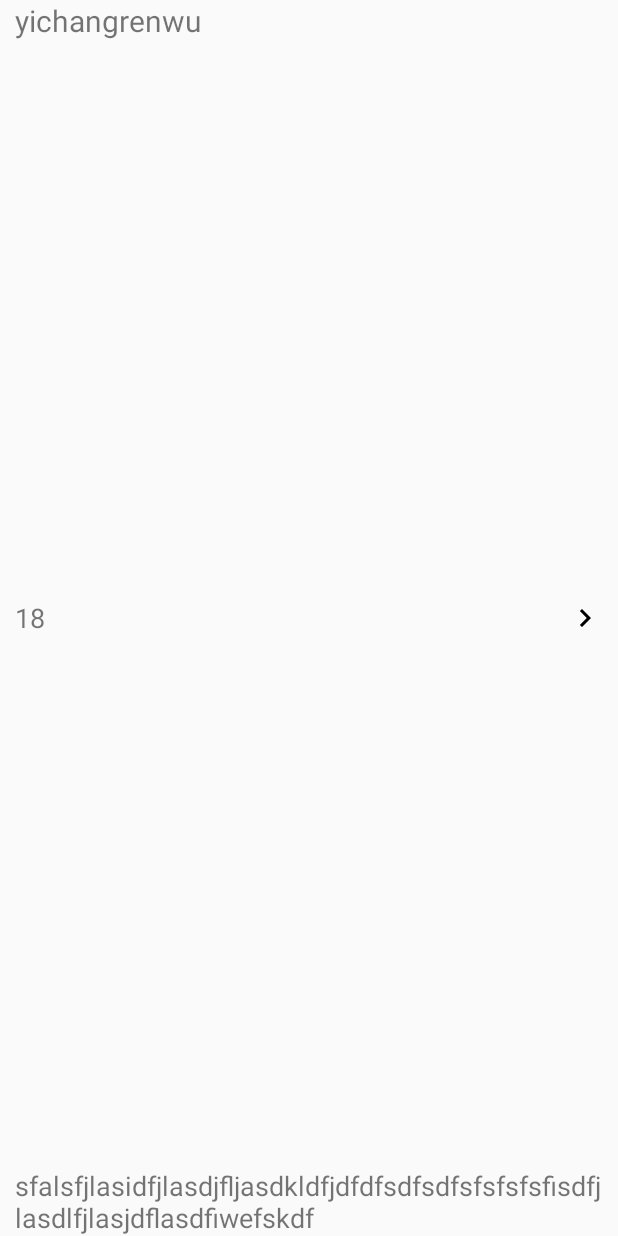
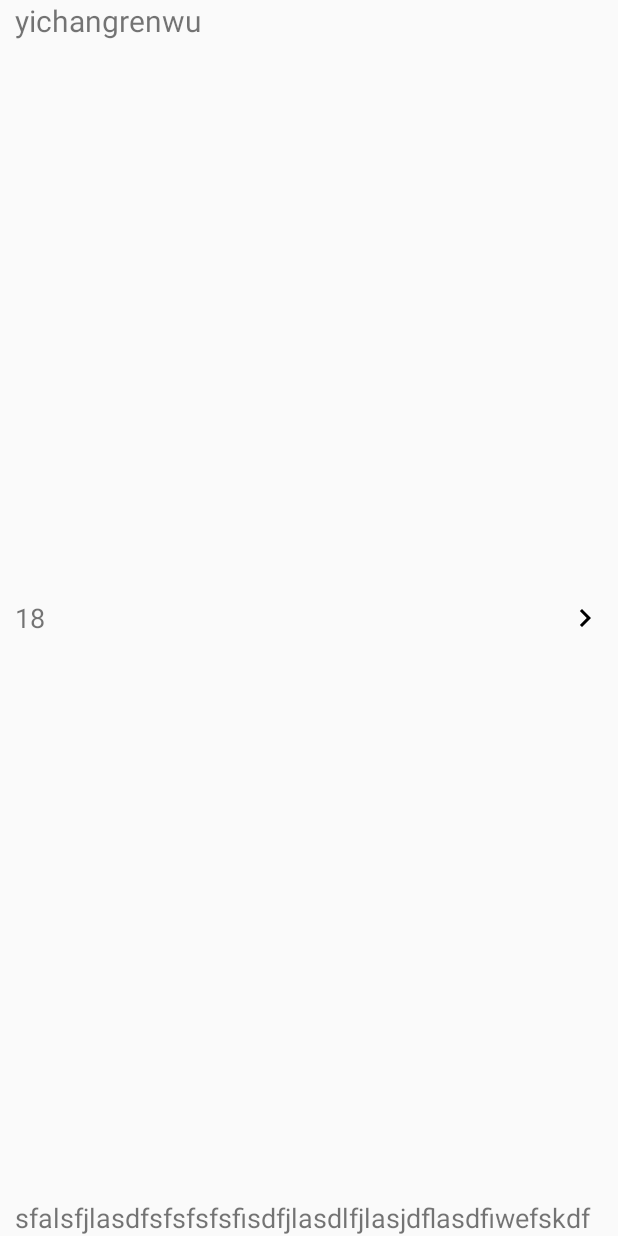
Before and after one commit to timlei138/BankSafeBao, an Android app: the layout layout_taskgroup.xml on its own in the app's theme, with its tools: preview values and no code run, on a phone screen of 412 x 824 dp. Run offline under Robolectric (Android 15) with nearby library versions, the phone set to English and light mode, and no system bars.

Commit message:
add some code

```diff
--- a/app/src/main/java/com/android/bsb/data/remote/NetComm.java
+++ b/app/src/main/java/com/android/bsb/data/remote/NetComm.java
@@ -3,9 +3,9 @@ package com.android.bsb.data.remote;
 public class NetComm {
 
     //test
-    public static final String HOST_NAME = "http://mock-api.com/4jzArZgk.mock/";
+    //public static final String HOST_NAME = "http://mock-api.com/4jzArZgk.mock/";
 
-    //public static final String HOST_NAME = "http://26097d23.all123.net:8888/sectem/";
+    public static final String HOST_NAME = "http://26097d23.all123.net:8888/sectem/";
     //http://26097d23.all123.net:8888/zhcsBigScreen/bigscreen/bigScreenIndex.jsp
 
 
--- a/app/src/main/java/com/android/bsb/ui/adapter/BaseViewHolder.java
+++ b/app/src/main/java/com/android/bsb/ui/adapter/BaseViewHolder.java
@@ -91,6 +91,8 @@ public class BaseViewHolder extends RecyclerView.ViewHolder{
 
     public static class ChildViewHolder extends BaseViewHolder{
 
+        @BindView(R.id.task_label)
+        TextView mTaskLabel;
         public ChildViewHolder(View itemView) {
             super(itemView);
             ButterKnife.bind(this,itemView);
--- /dev/null
+++ b/app/src/main/res/drawable-v21/dashed_style_view.xml
@@ -0,0 +1,11 @@
+<?xml version="1.0" encoding="utf-8"?>
+<shape xmlns:android="http://schemas.android.com/apk/res/android"
+    android:shape="line">
+    <size android:height="1dp"/>
+    <stroke
+        android:dashGap="3dp"
+        android:dashWidth="10dp"
+        android:width="1dp"
+        android:color="#808080">
+    </stroke>
+</shape>
--- a/app/src/main/res/layout/layout_taskgroup.xml
+++ b/app/src/main/res/layout/layout_taskgroup.xml
@@ -42,6 +42,14 @@
         android:layout_alignParentBottom="true"
         android:layout_alignParentLeft="true"
         android:gravity="bottom|left"
-        android:text="sfalsfjlasidfjlasdjfljasdkldfjdfdfsdfsdfsfsfsfsfisdfjlasdlfjlasjdflasdfiwefskdf"
+        android:text="sfalsfjlasdfsfsfsfsfisdfjlasdlfjlasjdflasdfiwefskdf"
         android:textSize="18sp" />
+
+    <View
+        android:id="@+id/parent_dashed_view"
+        android:layout_width="match_parent"
+        android:layout_height="2dp"
+        android:layerType="software"
+        android:layout_below="@id/group_desc"
+        android:background="@drawable/dashed_style_view"/>
 </RelativeLayout>
```
Also changed, not shown: app/src/main/AndroidManifest.xml (+7 -4 lines), app/src/main/java/com/android/bsb/ui/adapter/TaskAdapterItem.java (+26 -7 lines), app/src/main/java/com/android/bsb/ui/adapter/TaskListAdapter.java (+57 -13 lines), app/src/main/java/com/android/bsb/ui/tasklist/UnDoneTaskFragment.java (+22 -13 lines), app/src/main/res/layout/layout_taskitem.xml (+6 -5 lines).
